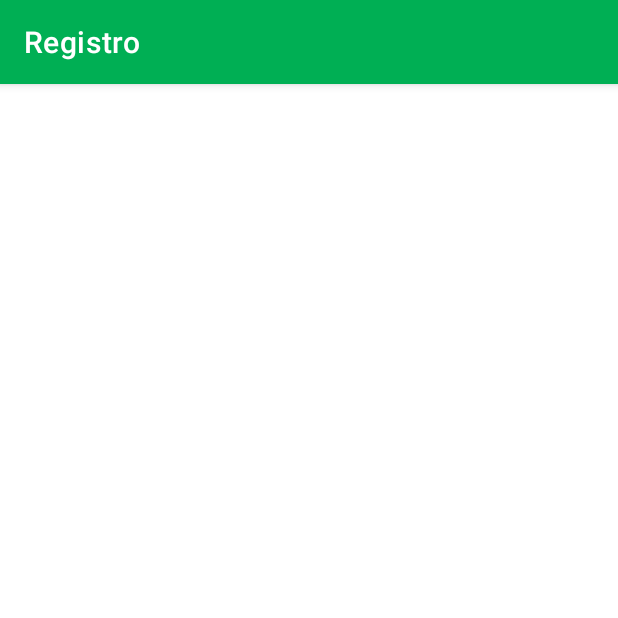
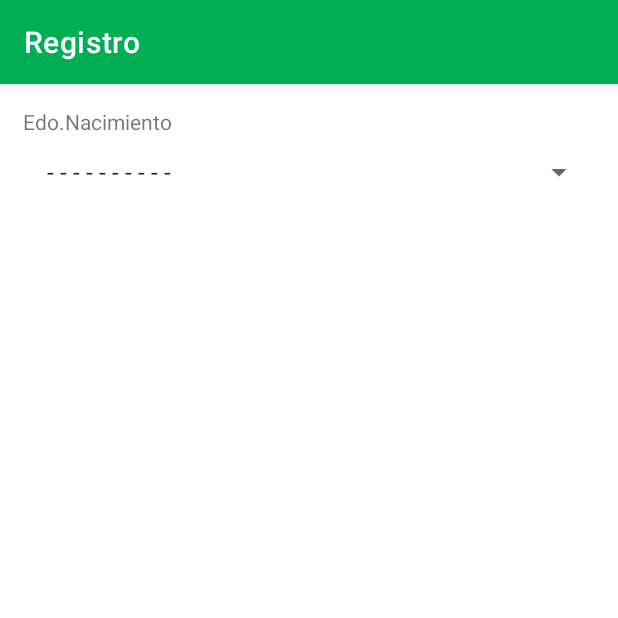
Before and after one commit to zavaletamx/dapps-t195, an Android app: the RegistroActivity screen opened directly, with no data from a screen before it, on a phone screen of 412 x 824 dp, the top half of it. Run offline under Robolectric (Android 15) with nearby library versions, the phone set to English and light mode, and no system bars.

Commit message:
Ejemplo de Spinner y ListView con datos desde el controlador

```diff
--- a/app/src/main/java/mx/edu/uteq/dapps/proyecto195/RegistroActivity.java
+++ b/app/src/main/java/mx/edu/uteq/dapps/proyecto195/RegistroActivity.java
@@ -3,12 +3,90 @@ package mx.edu.uteq.dapps.proyecto195;
 import androidx.appcompat.app.AppCompatActivity;
 
 import android.os.Bundle;
+import android.view.View;
+import android.widget.AdapterView;
+import android.widget.ArrayAdapter;
+import android.widget.Spinner;
+import android.widget.Toast;
 
 public class RegistroActivity extends AppCompatActivity {
+
+    /**
+     * Atributos de la clase
+     */
+    private Spinner spEstados;
+
+    /*
+    Para utilizar un Spinner es necesario utilizar:
+    1.- Colección de datos (ArrayList)
+    2.- Adaptador
+     */
+    private String[] coleccion = {"- - - - - - - - - -","Aguascalientes" , "Baja California" , "Baja California Sur" ,
+            "Campeche" , "Chiapas" , "Chihuahua" , "Coahuila" , "Colima" , "Distrito Federal" ,
+            "Durango" , "Estado de México" , "Guanajuato" , "Guerrero" , "Hidalgo" , "Jalisco" ,
+            "Michoacán" , "Morelos" , "Nayarit" , "Nuevo León" , "Oaxaca" , "Puebla" , "Querétaro" ,
+            "Quintana Roo" , "San Luis Potosí" , "Sin Localidad" , "Sinaloa" , "Sonora" , "Tabasco" ,
+            "Tamaulipas" , "Tlaxcala" , "Veracruz" , "Yucatán" , "Zacatecas"};
+
+    /*
+    ArrayAdapter necesita inferir el tipo de dato, por lo que no es posible
+    utilizar tipos de datos primitivos, debemos usar sus Wrappers
+    int - Integer
+    float - Float
+    double - Double
+    char - Character
+    boolean - Boolean
+     */
+    private ArrayAdapter<String> adaptador;
 
     @Override
     protected void onCreate(Bundle savedInstanceState) {
         super.onCreate(savedInstanceState);
         setContentView(R.layout.activity_registro);
-    }
+
+        /*
+        Vincular los elementos visuales con los elementos de la clase
+         */
+        spEstados = findViewById(R.id.sp_estado);
+
+        /*
+        Inicializar el adaptador con los parámetros iniciales
+        1.- Contexto
+        2.- Diseño de cada elemento
+        3.- Colección de valores
+         */
+        adaptador = new ArrayAdapter<>(
+                RegistroActivity.this,
+                android.R.layout.simple_list_item_1,
+                coleccion
+        );
+
+        /*
+        Vincular el adaptador al elemento visual
+         */
+        spEstados.setAdapter(adaptador);
+
+        /*
+        Agregamos el evento click
+         */
+        spEstados.setOnItemSelectedListener(new AdapterView.OnItemSelectedListener() {
+            @Override
+            public void onItemSelected(AdapterView<?> parent, View view, int position, long id) {
+                String estadoSeleccionado = spEstados.getItemAtPosition(position).toString();
+                Toast.makeText(
+                        RegistroActivity.this,
+                        estadoSeleccionado,
+                        Toast.LENGTH_SHORT).show();
+            }
+
+            @Override
+            public void onNothingSelected(AdapterView<?> parent) {
+                Toast.makeText(
+                        RegistroActivity.this,
+                        "Nadita...",
+                        Toast.LENGTH_SHORT).show();
+            }
+        });
+
+    } // /ONCREATE
 }
--- a/app/src/main/res/layout/activity_registro.xml
+++ b/app/src/main/res/layout/activity_registro.xml
@@ -1,9 +1,28 @@
 <?xml version="1.0" encoding="utf-8"?>
-<androidx.constraintlayout.widget.ConstraintLayout xmlns:android="http://schemas.android.com/apk/res/android"
+<androidx.core.widget.NestedScrollView xmlns:android="http://schemas.android.com/apk/res/android"
     xmlns:app="http://schemas.android.com/apk/res-auto"
     xmlns:tools="http://schemas.android.com/tools"
     android:layout_width="match_parent"
     android:layout_height="match_parent"
     tools:context=".RegistroActivity">
 
-</androidx.constraintlayout.widget.ConstraintLayout>
+    <LinearLayout
+        android:layout_width="match_parent"
+        android:layout_height="wrap_content"
+        android:orientation="vertical"
+        android:layout_margin="15dp">
+
+        <TextView
+            android:layout_width="match_parent"
+            android:layout_height="wrap_content"
+            android:text="Edo.Nacimiento" />
+
+        <Spinner
+            android:id="@+id/sp_estado"
+            android:layout_width="match_parent"
+            android:layout_height="wrap_content" />
+
+
+    </LinearLayout>
+
+</androidx.core.widget.NestedScrollView>
```
Also changed, not shown: app/src/main/AndroidManifest.xml (+9 -1 lines), app/src/main/java/mx/edu/uteq/dapps/proyecto195/EjemploListviewActivity.java (added, +64 -0 lines), app/src/main/java/mx/edu/uteq/dapps/proyecto195/LoginActivity.java (+7 -0 lines), app/src/main/res/layout/activity_ejemplo_listview.xml (added, +14 -0 lines), app/src/main/res/layout/activity_login.xml (+12 -0 lines).
